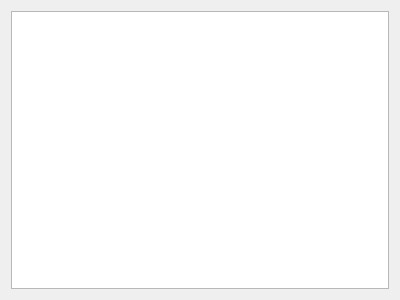
Qt form gui/memmorywidget.ui (Buvaluy/VirtualMachine) before a commit.
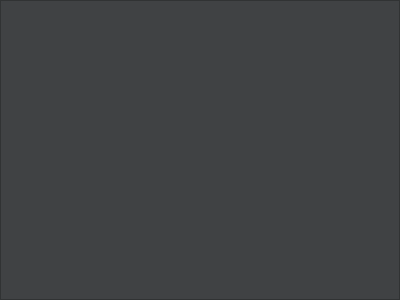
The same form after that commit. Icons and pictures are not drawn.

Diff of the .ui file:
```diff
--- a/gui/memmorywidget.ui
+++ b/gui/memmorywidget.ui
@@ -14,8 +14,60 @@
    <string>Form</string>
   </property>
   <layout class="QVBoxLayout" name="verticalLayout">
+   <property name="spacing">
+    <number>0</number>
+   </property>
+   <property name="leftMargin">
+    <number>0</number>
+   </property>
+   <property name="topMargin">
+    <number>0</number>
+   </property>
+   <property name="rightMargin">
+    <number>0</number>
+   </property>
+   <property name="bottomMargin">
+    <number>0</number>
+   </property>
    <item>
-    <widget class="QTableWidget" name="tableMemory"/>
+    <widget class="QTableWidget" name="tableMemory">
+     <property name="styleSheet">
+      <string notr="true">QHeaderView::section {
+
+    
+	background-color: rgb(50, 51, 53);
+	color: rgb(239, 239, 239);
+	font: 11pt &quot;Consolas&quot;;
+    padding-left: 4px;
+    border: 1px solid #6c6c6c;
+}
+
+QHeaderView::section:checked
+{
+	
+	background-color: rgb(38, 40, 41);
+}
+
+/* style the sort indicator */
+QHeaderView::down-arrow {
+    image: url(down_arrow.png);
+}
+
+QHeaderView::up-arrow {
+    image: url(up_arrow.png);
+}
+
+QTableView {
+background-color: rgb(64, 66, 68);
+	color: rgb(243, 243, 243);
+	font: 11pt &quot;Consolas&quot;;
+}
+
+QTableView QTableCornerButton::section {
+	background-color: rgb(50, 51, 53);
+}</string>
+     </property>
+    </widget>
    </item>
   </layout>
  </widget>
```
